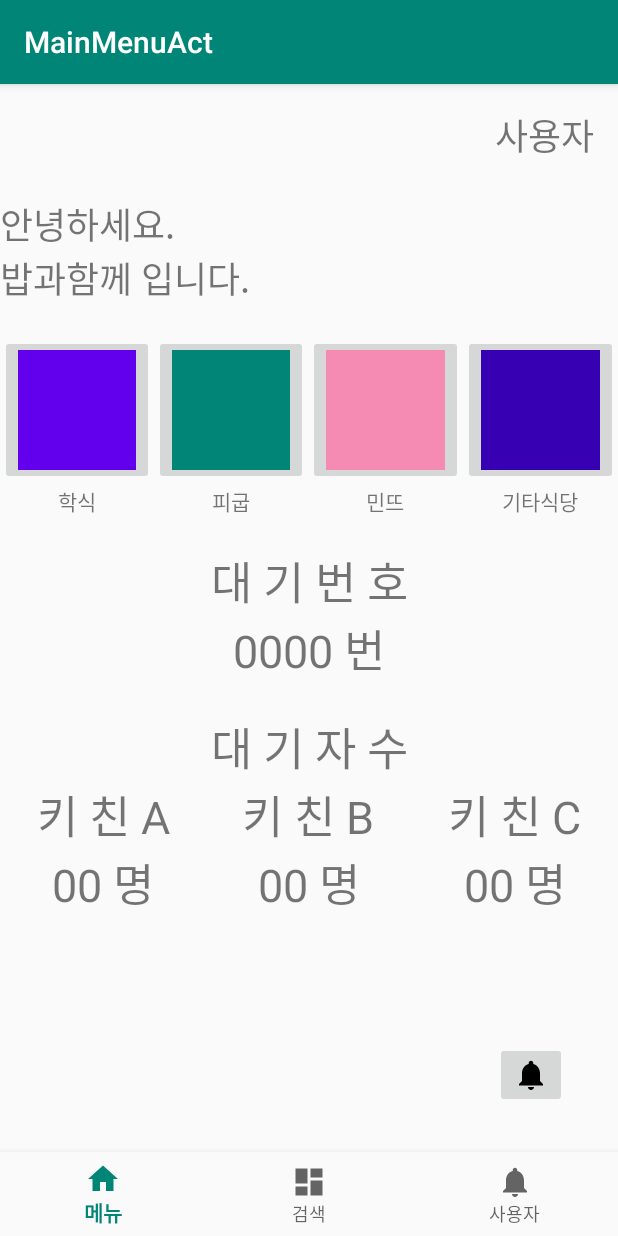
After one commit to alsghwhvhr12/babmukja-and-, an Android app: the FragmentHome screen opened directly, with no data from a screen before it, on a phone screen of 412 x 824 dp. The commit adds this screen. Run offline under Robolectric (Android 15) with nearby library versions, the phone set to English and light mode, and no system bars.

Commit message:
메인메뉴, 사용자메뉴

```diff
--- a/app/src/main/AndroidManifest.xml
+++ b/app/src/main/AndroidManifest.xml
@@ -9,7 +9,10 @@
         android:roundIcon="@mipmap/ic_launcher_round"
         android:supportsRtl="true"
         android:theme="@style/AppTheme">
-        <activity android:name=".loginAct"></activity>
+        <activity
+            android:name=".MainMenuAct"
+            android:label="@string/title_activity_main_menu"></activity>
+        <activity android:name=".loginAct" />
         <activity android:name=".MainActivity">
             <intent-filter>
                 <action android:name="android.intent.action.MAIN" />
--- /dev/null
+++ b/app/src/main/java/com/example/samplesenti/FragmentDashboard.java
@@ -0,0 +1,16 @@
+package com.example.samplesenti;
+
+import androidx.fragment.app.Fragment;
+import androidx.annotation.NonNull;
+import androidx.annotation.Nullable;
+import android.os.Bundle;
+import android.view.View;
+import android.view.ViewGroup;
+import android.view.LayoutInflater;
+
+
+public class FragmentDashboard extends Fragment {
+    public View onCreateView(@NonNull LayoutInflater inflater, @Nullable ViewGroup container, @Nullable Bundle savedInstanceState) {
+        return inflater.inflate(R.layout.fragment_dashboard, container, false);
+    }
+}
--- /dev/null
+++ b/app/src/main/java/com/example/samplesenti/FragmentHome.java
@@ -0,0 +1,16 @@
+package com.example.samplesenti;
+
+import androidx.fragment.app.Fragment;
+import androidx.annotation.NonNull;
+import androidx.annotation.Nullable;
+import android.os.Bundle;
+import android.view.View;
+import android.view.ViewGroup;
+import android.view.LayoutInflater;
+
+
+public class FragmentHome extends Fragment {
+    public View onCreateView(@NonNull LayoutInflater inflater, @Nullable ViewGroup container, @Nullable Bundle savedInstanceState) {
+        return inflater.inflate(R.layout.fragment_home, container, false);
+    }
+}
--- /dev/null
+++ b/app/src/main/java/com/example/samplesenti/FragmentUser.java
@@ -0,0 +1,16 @@
+package com.example.samplesenti;
+
+import androidx.fragment.app.Fragment;
+import androidx.annotation.NonNull;
+import androidx.annotation.Nullable;
+import android.os.Bundle;
+import android.view.View;
+import android.view.ViewGroup;
+import android.view.LayoutInflater;
+
+
+public class FragmentUser extends Fragment {
+    public View onCreateView(@NonNull LayoutInflater inflater, @Nullable ViewGroup container, @Nullable Bundle savedInstanceState) {
+        return inflater.inflate(R.layout.fragment_user, container, false);
+    }
+}
--- /dev/null
+++ b/app/src/main/java/com/example/samplesenti/MainMenuAct.java
@@ -0,0 +1,54 @@
+package com.example.samplesenti;
+
+import android.os.Bundle;
+
+import com.google.android.material.bottomnavigation.BottomNavigationView;
+
+import androidx.appcompat.app.AppCompatActivity;
+import androidx.annotation.NonNull;
+
+import android.view.MenuItem;
+import android.widget.TextView;
+import androidx.fragment.app.FragmentManager;
+import androidx.fragment.app.FragmentTransaction;
+
+public class MainMenuAct extends AppCompatActivity {
+
+    private FragmentManager fragmentManager = getSupportFragmentManager();
+    private FragmentHome fragmentHome = new FragmentHome();
+    private FragmentDashboard fragmentDashboard = new FragmentDashboard();
+    private FragmentUser fragmentUser = new FragmentUser();
+
+
+    @Override
+    protected void onCreate(Bundle savedInstanceState) {
+        super.onCreate(savedInstanceState);
+        setContentView(R.layout.activity_main_menu);
+
+        FragmentTransaction transaction = fragmentManager.beginTransaction();
+        transaction.replace(R.id.frameLayout, fragmentHome).commitAllowingStateLoss();
+
+        BottomNavigationView navView = findViewById(R.id.nav_view);
+        navView.setOnNavigationItemSelectedListener(new ItemSelectedListener());
+    }
+
+    class ItemSelectedListener implements BottomNavigationView.OnNavigationItemSelectedListener{
+        @Override
+        public boolean onNavigationItemSelected(@NonNull MenuItem menuItem) {
+            FragmentTransaction transaction = fragmentManager.beginTransaction();
+            switch(menuItem.getItemId())
+            {
+                case R.id.navigation_home:
+                    transaction.replace(R.id.frameLayout, fragmentHome).commitAllowingStateLoss();
+                    break;
+                case R.id.navigation_dashboard:
+                    transaction.replace(R.id.frameLayout, fragmentDashboard).commitAllowingStateLoss();
+                    break;
+                case R.id.navigation_user:
+                    transaction.replace(R.id.frameLayout, fragmentUser).commitAllowingStateLoss();
+                    break;
+            }
+            return true;
+        }
+    }
+}
--- /dev/null
+++ b/app/src/main/res/drawable/ic_dashboard_black_24dp.xml
@@ -0,0 +1,9 @@
+<vector xmlns:android="http://schemas.android.com/apk/res/android"
+    android:width="24dp"
+    android:height="24dp"
+    android:viewportWidth="24.0"
+    android:viewportHeight="24.0">
+    <path
+        android:fillColor="#FF000000"
+        android:pathData="M3,13h8L11,3L3,3v10zM3,21h8v-6L3,15v6zM13,21h8L21,11h-8v10zM13,3v6h8L21,3h-8z" />
+</vector>
--- /dev/null
+++ b/app/src/main/res/drawable/ic_home_black_24dp.xml
@@ -0,0 +1,9 @@
+<vector xmlns:android="http://schemas.android.com/apk/res/android"
+    android:width="24dp"
+    android:height="24dp"
+    android:viewportWidth="24.0"
+    android:viewportHeight="24.0">
+    <path
+        android:fillColor="#FF000000"
+        android:pathData="M10,20v-6h4v6h5v-8h3L12,3 2,12h3v8z" />
+</vector>
--- /dev/null
+++ b/app/src/main/res/drawable/ic_notifications_black_24dp.xml
@@ -0,0 +1,9 @@
+<vector xmlns:android="http://schemas.android.com/apk/res/android"
+    android:width="24dp"
+    android:height="24dp"
+    android:viewportWidth="24.0"
+    android:viewportHeight="24.0">
+    <path
+        android:fillColor="#FF000000"
+        android:pathData="M12,22c1.1,0 2,-0.9 2,-2h-4c0,1.1 0.89,2 2,2zM18,16v-5c0,-3.07 -1.64,-5.64 -4.5,-6.32L13.5,4c0,-0.83 -0.67,-1.5 -1.5,-1.5s-1.5,0.67 -1.5,1.5v0.68C7.63,5.36 6,7.92 6,11v5l-2,2v1h16v-1l-2,-2z" />
+</vector>
--- /dev/null
+++ b/app/src/main/res/layout/activity_main_menu.xml
@@ -0,0 +1,54 @@
+<?xml version="1.0" encoding="utf-8"?>
+<androidx.constraintlayout.widget.ConstraintLayout xmlns:android="http://schemas.android.com/apk/res/android"
+    xmlns:app="http://schemas.android.com/apk/res-auto"
+    xmlns:tools="http://schemas.android.com/tools"
+    android:layout_width="match_parent"
+    android:layout_height="match_parent"
+    tools:context=".MainMenuAct">
+
+    <TextView
+        android:id="@+id/textView7"
+        android:layout_width="wrap_content"
+        android:layout_height="wrap_content"
+        android:layout_marginTop="16dp"
+        android:layout_marginEnd="16dp"
+        android:layout_marginBottom="18dp"
+        android:text="사용자"
+        android:textSize="24sp"
+        app:layout_constraintBottom_toTopOf="@+id/frameLayout"
+        app:layout_constraintEnd_toEndOf="parent"
+        app:layout_constraintTop_toTopOf="parent" />
+
+    <FrameLayout
+        android:id="@+id/frameLayout"
+        android:layout_width="0dp"
+        android:layout_height="0dp"
+        app:layout_constraintBottom_toTopOf="@+id/nav_view"
+        app:layout_constraintEnd_toEndOf="parent"
+        app:layout_constraintStart_toStartOf="parent"
+        app:layout_constraintTop_toBottomOf="@+id/textView7">
+
+    </FrameLayout>
+
+    <com.google.android.material.bottomnavigation.BottomNavigationView
+        android:id="@+id/nav_view"
+        android:layout_width="0dp"
+        android:layout_height="wrap_content"
+        android:background="?android:attr/windowBackground"
+        app:layout_constraintBottom_toBottomOf="parent"
+        app:layout_constraintEnd_toEndOf="parent"
+        app:layout_constraintStart_toStartOf="parent"
+        app:layout_constraintTop_toBottomOf="@+id/frameLayout"
+        app:menu="@menu/bottom_nav_menu" />
+
+    <ImageButton
+        android:id="@+id/imageButton5"
+        android:layout_width="wrap_content"
+        android:layout_height="wrap_content"
+        android:layout_marginEnd="34dp"
+        android:layout_marginBottom="29dp"
+        app:layout_constraintBottom_toBottomOf="@+id/frameLayout"
+        app:layout_constraintEnd_toEndOf="parent"
+        app:srcCompat="@drawable/ic_notifications_black_24dp" />
+
+</androidx.constraintlayout.widget.ConstraintLayout>
--- /dev/null
+++ b/app/src/main/res/layout/fragment_home.xml
@@ -0,0 +1,221 @@
+<?xml version="1.0" encoding="utf-8"?>
+<androidx.constraintlayout.widget.ConstraintLayout xmlns:android="http://schemas.android.com/apk/res/android"
+    xmlns:app="http://schemas.android.com/apk/res-auto"
+    xmlns:tools="http://schemas.android.com/tools"
+    android:layout_width="match_parent"
+    android:layout_height="match_parent">
+
+    <ScrollView
+        android:id="@+id/scrollView2"
+        android:layout_width="0dp"
+        android:layout_height="wrap_content"
+        android:layout_marginTop="5dp"
+        app:layout_constraintEnd_toEndOf="parent"
+        app:layout_constraintStart_toStartOf="parent"
+        app:layout_constraintTop_toTopOf="parent">
+
+        <LinearLayout
+            android:layout_width="match_parent"
+            android:layout_height="wrap_content"
+            android:orientation="vertical">
+
+            <TextView
+                android:id="@+id/textView"
+                android:layout_width="wrap_content"
+                android:layout_height="wrap_content"
+                android:text="안녕하세요."
+                android:textSize="24sp" />
+
+            <TextView
+                android:id="@+id/textView2"
+                android:layout_width="wrap_content"
+                android:layout_height="wrap_content"
+                android:text="밥과함께 입니다."
+                android:textSize="24sp" />
+
+            <LinearLayout
+                android:layout_width="match_parent"
+                android:layout_height="match_parent"
+                android:layout_marginTop="20dp"
+                android:orientation="horizontal"
+                android:weightSum="8">
+
+                <ImageButton
+                    android:id="@+id/imageButton3"
+                    android:layout_width="0dp"
+                    android:layout_height="100dp"
+                    android:layout_weight="2"
+                    app:srcCompat="@color/design_default_color_primary" />
+
+                <ImageButton
+                    android:id="@+id/imageButton2"
+                    android:layout_width="0dp"
+                    android:layout_height="100dp"
+                    android:layout_weight="2"
+                    app:srcCompat="@color/colorPrimary" />
+
+                <ImageButton
+                    android:id="@+id/imageButton"
+                    android:layout_width="0dp"
+                    android:layout_height="100dp"
+                    android:layout_weight="2"
+                    app:srcCompat="@color/colorAccent" />
+
+                <ImageButton
+                    android:id="@+id/imageButton4"
+                    android:layout_width="0dp"
+                    android:layout_height="100dp"
+                    android:layout_weight="2"
+                    app:srcCompat="@color/design_default_color_primary_dark" />
+            </LinearLayout>
+
+            <LinearLayout
+                android:layout_width="match_parent"
+                android:layout_height="match_parent"
+                android:orientation="horizontal"
+                android:weightSum="8">
+
+                <TextView
+                    android:id="@+id/textView4"
+                    android:layout_width="0dp"
+                    android:layout_height="wrap_content"
+                    android:layout_weight="2"
+
+                    android:gravity="center"
+                    android:text="학식" />
+
+                <TextView
+                    android:id="@+id/textView6"
+                    android:layout_width="0dp"
+                    android:layout_height="wrap_content"
+                    android:layout_weight="2"
+                    android:gravity="center"
+                    android:text="피굽" />
+
+                <TextView
+                    android:id="@+id/textView5"
+                    android:layout_width="0dp"
+                    android:layout_height="wrap_content"
+                    android:layout_weight="2"
+                    android:gravity="center"
+                    android:text="민뜨" />
+
+                <TextView
+                    android:id="@+id/textView3"
+                    android:layout_width="0dp"
+                    android:layout_height="wrap_content"
+                    android:layout_weight="2"
+                    android:gravity="center"
+                    android:text="기타식당" />
+
+            </LinearLayout>
+
+            <FrameLayout
+                android:layout_width="match_parent"
+                android:layout_height="match_parent"
+                android:layout_marginTop="20dp">
+
+                <LinearLayout
+                    android:layout_width="match_parent"
+                    android:layout_height="match_parent"
+                    android:orientation="vertical">
+
+                    <TextView
+                        android:id="@+id/textView13"
+                        android:layout_width="match_parent"
+                        android:layout_height="wrap_content"
+                        android:gravity="center"
+                        android:text="대 기 번 호"
+                        android:textSize="30sp" />
+
+                    <TextView
+                        android:id="@+id/textView12"
+                        android:layout_width="match_parent"
+                        android:layout_height="wrap_content"
+                        android:gravity="center"
+                        android:text="0000 번"
+                        android:textSize="30sp" />
+
+                    <TextView
+                        android:id="@+id/textView11"
+                        android:layout_width="match_parent"
+                        android:layout_height="wrap_content"
+                        android:layout_marginTop="20dp"
+                        android:gravity="center"
+                        android:text="대 기 자 수"
+                        android:textSize="30sp" />
+
+                    <LinearLayout
+                        android:layout_width="match_parent"
+                        android:layout_height="match_parent"
+                        android:orientation="horizontal">
+
+                        <TextView
+                            android:id="@+id/textView14"
+                            android:layout_width="wrap_content"
+                            android:layout_height="wrap_content"
+                            android:layout_weight="1"
+                            android:gravity="center"
+                            android:text="키 친 A"
+                            android:textSize="30sp" />
+
+                        <TextView
+                            android:id="@+id/textView15"
+                            android:layout_width="wrap_content"
+                            android:layout_height="wrap_content"
+                            android:layout_weight="1"
+                            android:gravity="center"
+                            android:text="키 친 B"
+                            android:textSize="30sp" />
+
+                        <TextView
+                            android:id="@+id/textView16"
+                            android:layout_width="wrap_content"
+                            android:layout_height="wrap_content"
+                            android:layout_weight="1"
+                            android:gravity="center"
+                            android:text="키 친 C"
+                            android:textSize="30sp" />
+                    </LinearLayout>
+
+                    <LinearLayout
+                        android:layout_width="match_parent"
+                        android:layout_height="match_parent"
+                        android:orientation="horizontal">
+
+                        <TextView
+                            android:id="@+id/textView20"
+                            android:layout_width="wrap_content"
+                            android:layout_height="wrap_content"
+                            android:layout_weight="1"
+                            android:gravity="center"
+                            android:text="00 명"
+                            android:textSize="30sp" />
+
+                        <TextView
+                            android:id="@+id/textView19"
+                            android:layout_width="wrap_content"
+                            android:layout_height="wrap_content"
+                            android:layout_weight="1"
+                            android:gravity="center"
+                            android:text="00 명"
+                            android:textSize="30sp" />
+
+                        <TextView
+                            android:id="@+id/textView18"
+                            android:layout_width="wrap_content"
+                            android:layout_height="wrap_content"
+                            android:layout_weight="1"
+                            android:gravity="center"
+                            android:text="00 명"
+                            android:textSize="30sp" />
+                    </LinearLayout>
+
+                </LinearLayout>
+            </FrameLayout>
+
+        </LinearLayout>
+    </ScrollView>
+
+
+</androidx.constraintlayout.widget.ConstraintLayout>
--- /dev/null
+++ b/app/src/main/res/menu/bottom_nav_menu.xml
@@ -0,0 +1,19 @@
+<?xml version="1.0" encoding="utf-8"?>
+<menu xmlns:android="http://schemas.android.com/apk/res/android">
+
+    <item
+        android:id="@+id/navigation_home"
+        android:icon="@drawable/ic_home_black_24dp"
+        android:title="메뉴" />
+
+    <item
+        android:id="@+id/navigation_dashboard"
+        android:icon="@drawable/ic_dashboard_black_24dp"
+        android:title="검색" />
+
+    <item
+        android:id="@+id/navigation_user"
+        android:icon="@drawable/ic_notifications_black_24dp"
+        android:title="사용자" />
+
+</menu>
--- /dev/null
+++ b/app/src/main/res/values/dimens.xml
@@ -0,0 +1,5 @@
+<resources>
+    <!-- Default screen margins, per the Android Design guidelines. -->
+    <dimen name="activity_horizontal_margin">16dp</dimen>
+    <dimen name="activity_vertical_margin">16dp</dimen>
+</resources>
--- a/app/src/main/res/values/strings.xml
+++ b/app/src/main/res/values/strings.xml
@@ -1,3 +1,7 @@
 <resources>
     <string name="app_name">SampleSenti</string>
+    <string name="title_activity_main_menu">MainMenuAct</string>
+    <string name="title_home">Home</string>
+    <string name="title_dashboard">Dashboard</string>
+    <string name="title_notifications">Notifications</string>
 </resources>
```
Also changed, not shown: app/build.gradle (+6 -1 lines), app/src/main/java/com/example/samplesenti/loginAct.java (+14 -2 lines), app/src/main/res/drawable/ic_launcher_foreground.xml (added, +34 -0 lines), app/src/main/res/layout/fragment_dashboard.xml (added, +19 -0 lines), app/src/main/res/layout/fragment_user.xml (added, +92 -0 lines).
